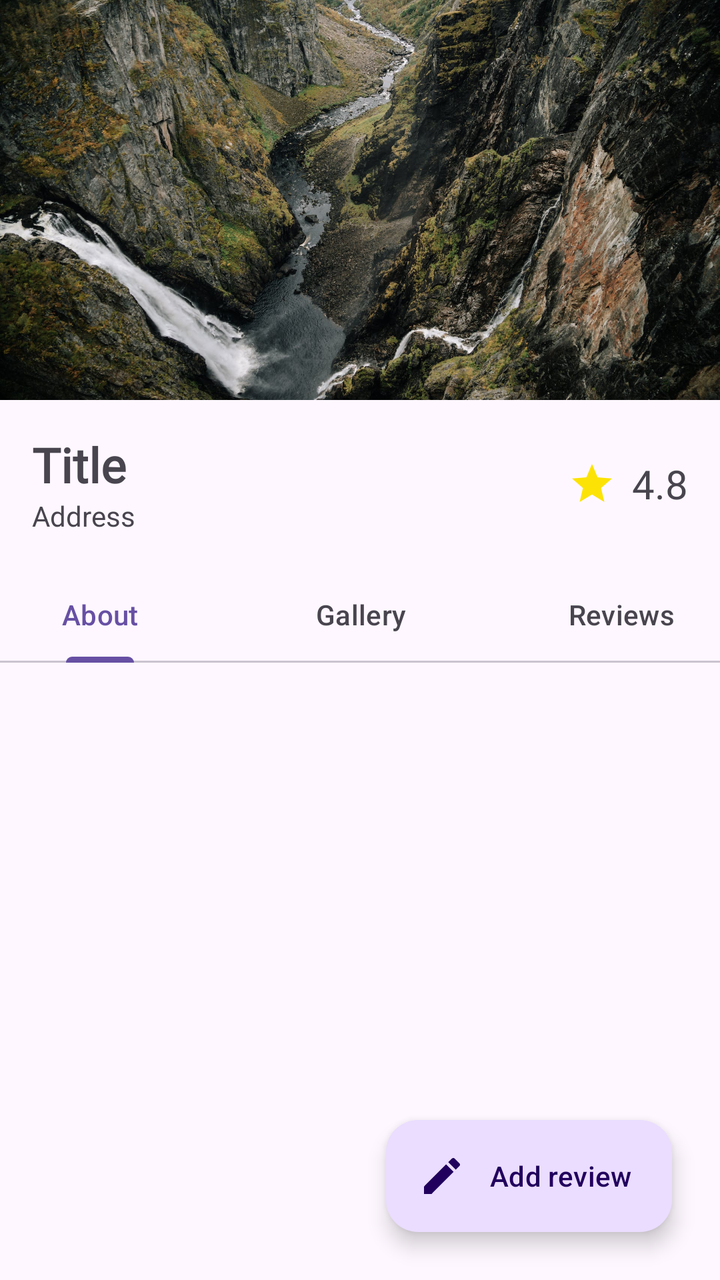
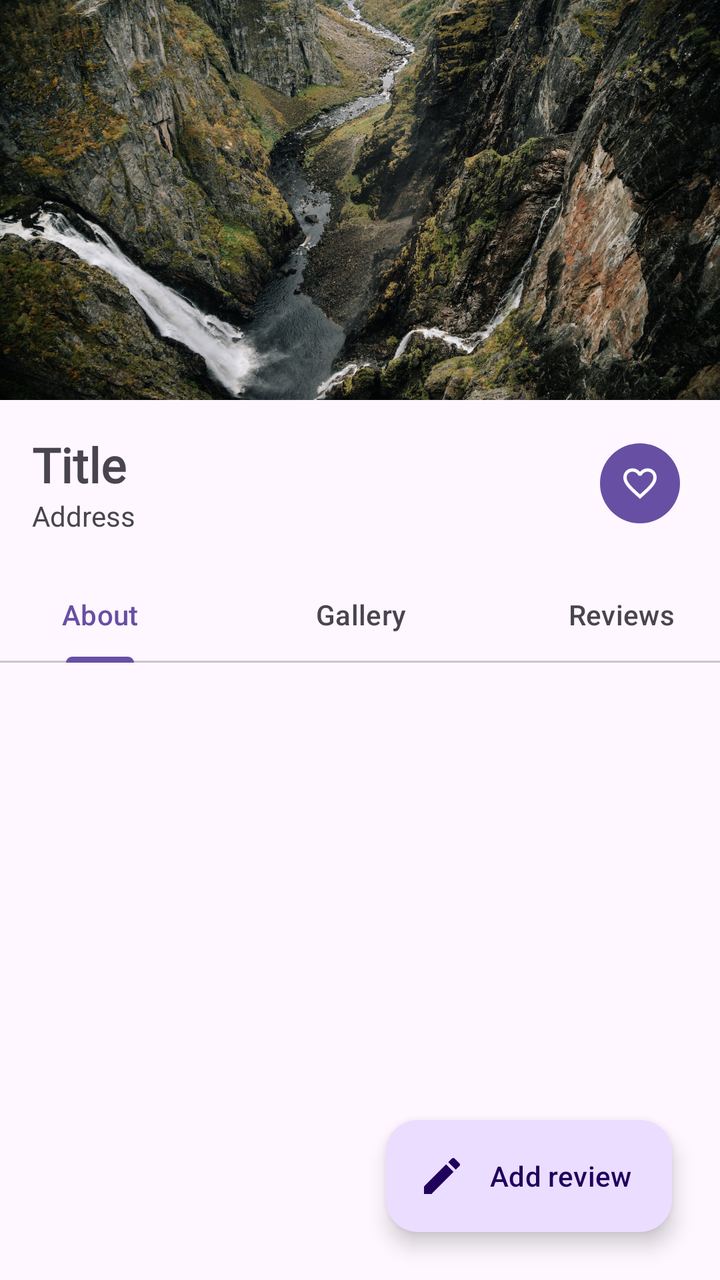

Screens rendered from an Android XML layout before and after an edit, with the pre-edit source and the edit as a unified diff.
<!-- AndroidManifest.xml: application theme Theme.RmmcTourism -->
<!-- res/layout/activity_destination_detail.xml -->
<?xml version="1.0" encoding="utf-8"?>
<androidx.constraintlayout.widget.ConstraintLayout xmlns:android="http://schemas.android.com/apk/res/android"
    xmlns:app="http://schemas.android.com/apk/res-auto"
    xmlns:tools="http://schemas.android.com/tools"
    android:layout_width="match_parent"
    android:layout_height="match_parent"
    tools:context=".views.DestinationDetail">

    <com.google.android.material.floatingactionbutton.ExtendedFloatingActionButton
        android:id="@+id/fav_destination_detail_add_review"
        style="@style/Widget.Material3.ExtendedFloatingActionButton.Icon.Primary"
        android:layout_width="wrap_content"
        android:layout_height="wrap_content"
        android:layout_marginEnd="24dp"
        android:layout_marginBottom="24dp"
        android:clickable="true"
        android:src="@drawable/ic_edit_profile"
        android:text="Add review"
        app:icon="@drawable/ic_edit_profile"
        app:layout_constraintBottom_toBottomOf="parent"
        app:layout_constraintEnd_toEndOf="parent" />

    <ImageView
        android:id="@+id/iv_destination_details_cover"
        android:layout_width="wrap_content"
        android:layout_height="200dp"
        android:scaleType="centerCrop"
        app:layout_constraintEnd_toEndOf="parent"
        app:layout_constraintStart_toStartOf="parent"
        app:layout_constraintTop_toTopOf="parent"
        app:srcCompat="@drawable/bg_splash" />

    <TextView
        android:id="@+id/tv_destination_detail_title"
        android:layout_width="0dp"
        android:layout_height="wrap_content"
        android:layout_marginStart="16dp"
        android:layout_marginTop="16dp"
        android:layout_marginEnd="16dp"
        android:fontFamily="@font/inter_bold"
        android:text="Title"
        android:textSize="24sp"
        android:textStyle="bold"
        app:layout_constraintEnd_toStartOf="@+id/imageView10"
        app:layout_constraintStart_toStartOf="parent"
        app:layout_constraintTop_toBottomOf="@+id/iv_destination_details_cover" />

    <TextView
        android:id="@+id/tv_destination_detail_address"
        android:layout_width="0dp"
        android:layout_height="wrap_content"
        android:layout_marginStart="16dp"
        android:layout_marginEnd="16dp"
        android:text="Address"
        app:layout_constraintEnd_toStartOf="@+id/imageView10"
        app:layout_constraintStart_toStartOf="parent"
        app:layout_constraintTop_toBottomOf="@+id/tv_destination_detail_title" />

    <ImageView
        android:id="@+id/imageView10"
        android:layout_width="wrap_content"
        android:layout_height="wrap_content"
        android:layout_marginEnd="8dp"
        app:layout_constraintBottom_toBottomOf="@+id/tv_destination_detail_rating"
        app:layout_constraintEnd_toStartOf="@+id/tv_destination_detail_rating"
        app:layout_constraintTop_toTopOf="@+id/tv_destination_detail_rating"
        app:srcCompat="@drawable/ic_rating" />

    <TextView
        android:id="@+id/tv_destination_detail_rating"
        android:layout_width="wrap_content"
        android:layout_height="wrap_content"
        android:layout_marginEnd="16dp"
        android:fontFamily="@font/inter_medium"
        android:text="4.8"
        android:textSize="20sp"
        app:layout_constraintBottom_toBottomOf="@+id/tv_destination_detail_address"
        app:layout_constraintEnd_toEndOf="parent"
        app:layout_constraintTop_toTopOf="@+id/tv_destination_detail_title" />

    <com.google.android.material.tabs.TabLayout
        android:id="@+id/tl_destination_details"
        android:layout_width="391dp"
        android:layout_height="wrap_content"
        android:layout_marginTop="16dp"
        app:layout_constraintEnd_toEndOf="parent"
        app:layout_constraintStart_toStartOf="parent"
        app:layout_constraintTop_toBottomOf="@+id/tv_destination_detail_address">

        <com.google.android.material.tabs.TabItem
            android:layout_width="wrap_content"
            android:layout_height="wrap_content"
            android:text="About" />

        <com.google.android.material.tabs.TabItem
            android:layout_width="wrap_content"
            android:layout_height="wrap_content"
            android:text="Gallery" />

        <com.google.android.material.tabs.TabItem
            android:layout_width="wrap_content"
            android:layout_height="wrap_content"
            android:text="Reviews" />
    </com.google.android.material.tabs.TabLayout>

    <androidx.viewpager2.widget.ViewPager2
        android:id="@+id/vp_destination_details"
        android:layout_width="0dp"
        android:layout_height="0dp"
        android:layout_marginTop="1dp"
        app:layout_constraintBottom_toBottomOf="parent"
        app:layout_constraintEnd_toEndOf="parent"
        app:layout_constraintStart_toStartOf="parent"
        app:layout_constraintTop_toBottomOf="@+id/tl_destination_details" />
</androidx.constraintlayout.widget.ConstraintLayout>
<!-- resources referenced by this layout -->
<resources>
  <!-- drawable bg_splash: jpg bitmap (drawable, 516268 bytes) -->
  <!-- drawable ic_edit_profile (drawable) -->
  <vector android:height="24dp" android:tint="#000000"
      android:viewportHeight="24" android:viewportWidth="24"
      android:width="24dp" xmlns:android="http://schemas.android.com/apk/res/android">
      <path android:fillColor="@android:color/white" android:pathData="M3,17.25V21h3.75L17.81,9.94l-3.75,-3.75L3,17.25zM20.71,7.04c0.39,-0.39 0.39,-1.02 0,-1.41l-2.34,-2.34c-0.39,-0.39 -1.02,-0.39 -1.41,0l-1.83,1.83 3.75,3.75 1.83,-1.83z"/>
  </vector>
  <!-- drawable ic_rating (drawable) -->
  <vector android:height="24dp" android:tint="#FCE305"
      android:viewportHeight="24" android:viewportWidth="24"
      android:width="24dp" xmlns:android="http://schemas.android.com/apk/res/android">
      <path android:fillColor="@android:color/white" android:pathData="M12,17.27L18.18,21l-1.64,-7.03L22,9.24l-7.19,-0.61L12,2 9.19,8.63 2,9.24l5.46,4.73L5.82,21z"/>
  </vector>
  <style name="Theme.RmmcTourism" parent="Base.Theme.RmmcTourism" />
  <style name="Base.Theme.RmmcTourism" parent="Theme.Material3.DayNight.NoActionBar">
          
          
      </style>
</resources>

<!-- the commit's change to res/layout/activity_destination_detail.xml (unified diff, before → after) -->
@@ -41,7 +41,7 @@
         android:text="Title"
         android:textSize="24sp"
         android:textStyle="bold"
-        app:layout_constraintEnd_toStartOf="@+id/imageView10"
+        app:layout_constraintEnd_toStartOf="@+id/btn_destination_detail_favorite"
         app:layout_constraintStart_toStartOf="parent"
         app:layout_constraintTop_toBottomOf="@+id/iv_destination_details_cover" />
 
@@ -52,31 +52,9 @@
         android:layout_marginStart="16dp"
         android:layout_marginEnd="16dp"
         android:text="Address"
-        app:layout_constraintEnd_toStartOf="@+id/imageView10"
+        app:layout_constraintEnd_toStartOf="@+id/btn_destination_detail_favorite"
         app:layout_constraintStart_toStartOf="parent"
         app:layout_constraintTop_toBottomOf="@+id/tv_destination_detail_title" />
-
-    <ImageView
-        android:id="@+id/imageView10"
-        android:layout_width="wrap_content"
-        android:layout_height="wrap_content"
-        android:layout_marginEnd="8dp"
-        app:layout_constraintBottom_toBottomOf="@+id/tv_destination_detail_rating"
-        app:layout_constraintEnd_toStartOf="@+id/tv_destination_detail_rating"
-        app:layout_constraintTop_toTopOf="@+id/tv_destination_detail_rating"
-        app:srcCompat="@drawable/ic_rating" />
-
-    <TextView
-        android:id="@+id/tv_destination_detail_rating"
-        android:layout_width="wrap_content"
-        android:layout_height="wrap_content"
-        android:layout_marginEnd="16dp"
-        android:fontFamily="@font/inter_medium"
-        android:text="4.8"
-        android:textSize="20sp"
-        app:layout_constraintBottom_toBottomOf="@+id/tv_destination_detail_address"
-        app:layout_constraintEnd_toEndOf="parent"
-        app:layout_constraintTop_toTopOf="@+id/tv_destination_detail_title" />
 
     <com.google.android.material.tabs.TabLayout
         android:id="@+id/tl_destination_details"
@@ -112,4 +90,15 @@
         app:layout_constraintEnd_toEndOf="parent"
         app:layout_constraintStart_toStartOf="parent"
         app:layout_constraintTop_toBottomOf="@+id/tl_destination_details" />
+
+    <Button
+        android:id="@+id/btn_destination_detail_favorite"
+        style="?attr/materialIconButtonFilledStyle"
+        android:layout_width="wrap_content"
+        android:layout_height="wrap_content"
+        android:layout_marginEnd="16dp"
+        app:icon="@drawable/ic_favorite_outline"
+        app:layout_constraintBottom_toBottomOf="@+id/tv_destination_detail_address"
+        app:layout_constraintEnd_toEndOf="parent"
+        app:layout_constraintTop_toTopOf="@+id/tv_destination_detail_title" />
 </androidx.constraintlayout.widget.ConstraintLayout>
<!-- resource entries referenced after the edit -->
@@ -7,11 +7,11 @@
       android:width="24dp" xmlns:android="http://schemas.android.com/apk/res/android">
       <path android:fillColor="@android:color/white" android:pathData="M3,17.25V21h3.75L17.81,9.94l-3.75,-3.75L3,17.25zM20.71,7.04c0.39,-0.39 0.39,-1.02 0,-1.41l-2.34,-2.34c-0.39,-0.39 -1.02,-0.39 -1.41,0l-1.83,1.83 3.75,3.75 1.83,-1.83z"/>
   </vector>
-  <!-- drawable ic_rating (drawable) -->
-  <vector android:height="24dp" android:tint="#FCE305"
+  <!-- drawable ic_favorite_outline (drawable) -->
+  <vector android:height="24dp" android:tint="#000000"
       android:viewportHeight="24" android:viewportWidth="24"
       android:width="24dp" xmlns:android="http://schemas.android.com/apk/res/android">
-      <path android:fillColor="@android:color/white" android:pathData="M12,17.27L18.18,21l-1.64,-7.03L22,9.24l-7.19,-0.61L12,2 9.19,8.63 2,9.24l5.46,4.73L5.82,21z"/>
+      <path android:fillColor="@android:color/white" android:pathData="M16.5,3c-1.74,0 -3.41,0.81 -4.5,2.09C10.91,3.81 9.24,3 7.5,3 4.42,3 2,5.42 2,8.5c0,3.78 3.4,6.86 8.55,11.54L12,21.35l1.45,-1.32C18.6,15.36 22,12.28 22,8.5 22,5.42 19.58,3 16.5,3zM12.1,18.55l-0.1,0.1 -0.1,-0.1C7.14,14.24 4,11.39 4,8.5 4,6.5 5.5,5 7.5,5c1.54,0 3.04,0.99 3.57,2.36h1.87C13.46,5.99 14.96,5 16.5,5c2,0 3.5,1.5 3.5,3.5 0,2.89 -3.14,5.74 -7.9,10.05z"/>
   </vector>
   <style name="Theme.RmmcTourism" parent="Base.Theme.RmmcTourism" />
   <style name="Base.Theme.RmmcTourism" parent="Theme.Material3.DayNight.NoActionBar">
